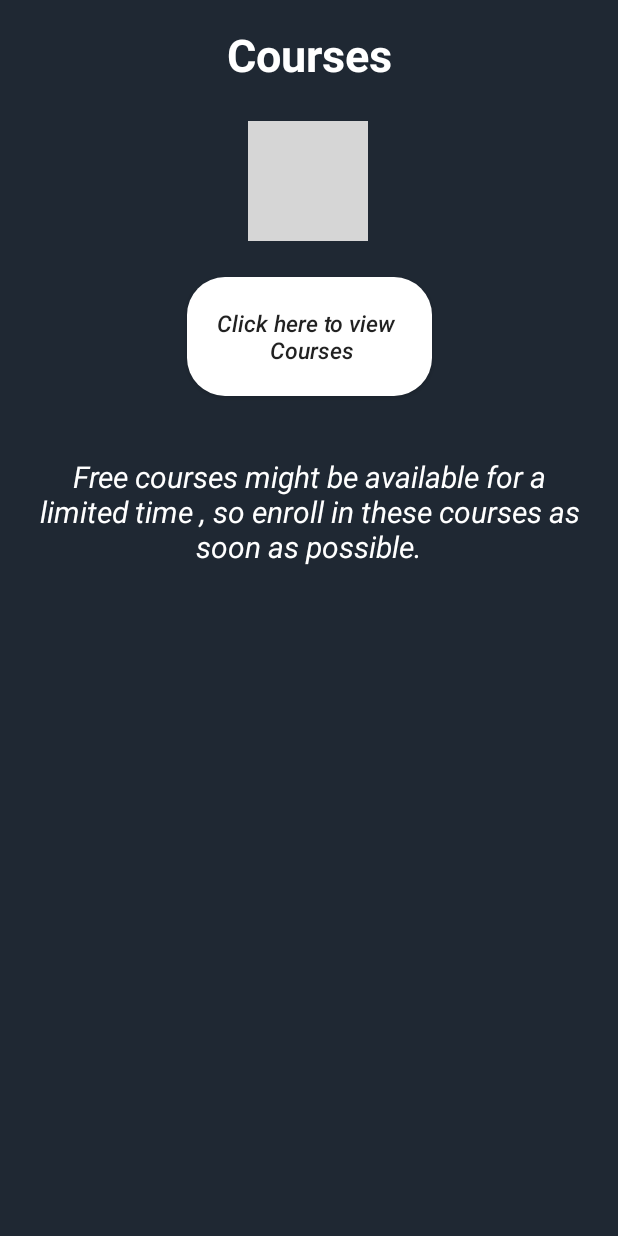
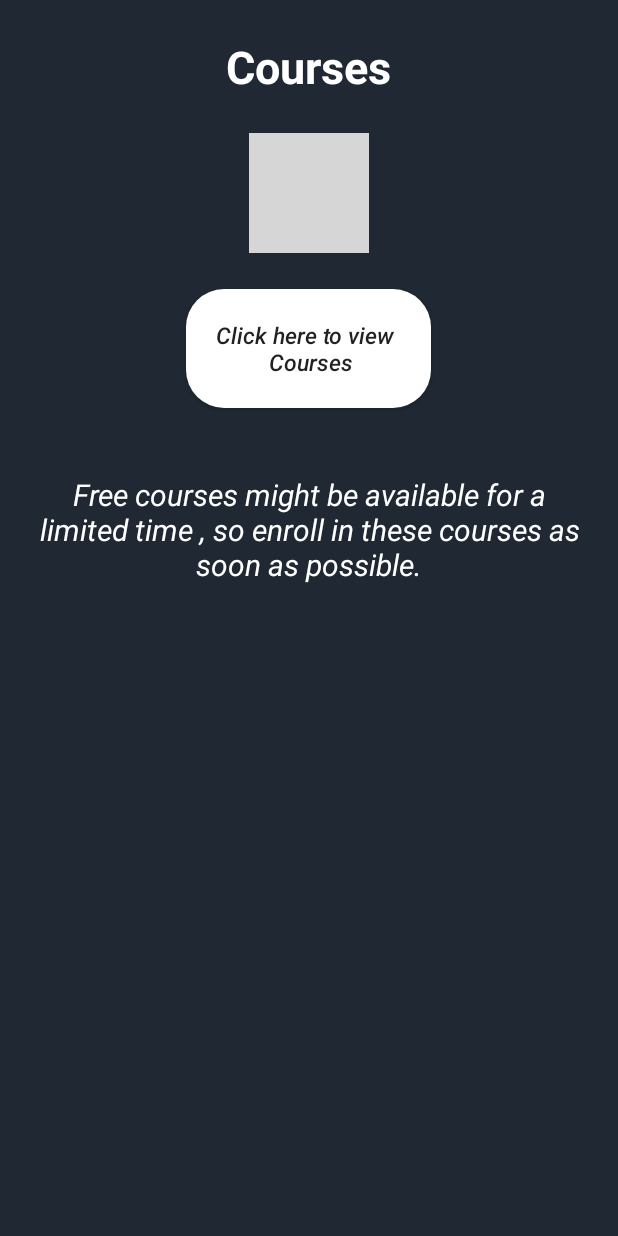
Before and after one commit to mohammed-azeemuddin/OU_Papers_Notes_Labs_and_Placements_App, an Android app: the CoursesMainActivity screen opened directly, with no data from a screen before it, on a phone screen of 412 x 824 dp. Run offline under Robolectric (Android 15) with nearby library versions, the phone set to English and light mode, and no system bars; our stand-ins replace AdMob; grey boxes are pictures that could not be loaded.

Commit message:
fixed xml files of courses and jobs

```diff
--- a/app/src/main/res/layout/activity_courses_main.xml
+++ b/app/src/main/res/layout/activity_courses_main.xml
@@ -1,5 +1,5 @@
 <?xml version="1.0" encoding="utf-8"?>
-<androidx.constraintlayout.widget.ConstraintLayout xmlns:android="http://schemas.android.com/apk/res/android"
+<RelativeLayout xmlns:android="http://schemas.android.com/apk/res/android"
     xmlns:app="http://schemas.android.com/apk/res-auto"
     xmlns:tools="http://schemas.android.com/tools"
     android:layout_width="match_parent"
@@ -8,53 +8,49 @@
     tools:context=".MainScreen.CoursesMainActivity">
 
     <TextView
+        android:id="@+id/title"
         android:layout_width="wrap_content"
         android:layout_height="wrap_content"
-        android:layout_marginTop="16dp"
-        android:id="@+id/title"
+        android:layout_centerHorizontal="true"
+        android:cursorVisible="true"
+        android:layout_marginTop="24dp"
         android:text="Courses"
         android:textColor="@color/white"
         android:textSize="30sp"
-        android:textStyle="bold"
-        app:layout_constraintEnd_toEndOf="parent"
-        app:layout_constraintStart_toStartOf="parent"
-        app:layout_constraintTop_toTopOf="parent"></TextView>
+        android:textStyle="bold"></TextView>
 
     <ImageView
         android:id="@+id/courses_hat"
+        android:layout_below="@id/title"
         android:layout_width="80dp"
         android:layout_height="80dp"
         android:layout_marginTop="24dp"
-        android:src="@drawable/free_paid_courses"
-        app:layout_constraintEnd_toEndOf="parent"
-        app:layout_constraintHorizontal_bias="0.498"
-        app:layout_constraintStart_toStartOf="parent"
-        app:layout_constraintTop_toBottomOf="@id/title" />
+        android:layout_centerHorizontal="true"
+        android:src="@drawable/free_paid_courses" />
 
     <Button
         android:id="@+id/click_here_btn"
         android:layout_width="wrap_content"
         android:layout_height="wrap_content"
         android:layout_marginTop="24dp"
+        android:layout_centerHorizontal="true"
+        android:layout_below="@id/courses_hat"
         android:text="Click here to view \n Courses"
         android:textSize="15dp"
         android:textAllCaps="false"
         android:textStyle="italic"
         android:background="@drawable/curved_style"
-        app:layout_constraintEnd_toEndOf="parent"
-        app:layout_constraintStart_toStartOf="parent"
-        app:layout_constraintTop_toBottomOf="@id/courses_hat" />
+        />
 
     <TextView
         android:padding="20dp"
         android:layout_width="wrap_content"
         android:layout_height="wrap_content"
+        android:layout_centerHorizontal="true"
+        android:layout_below="@id/click_here_btn"
         android:id="@+id/infoTextView"
-        app:layout_constraintTop_toBottomOf="@id/click_here_btn"
         android:textColor="@color/white"
-        app:layout_constraintEnd_toEndOf="parent"
-        app:layout_constraintStart_toStartOf="parent"
-        android:layout_marginTop="20dp"
+        android:layout_marginTop="24dp"
         android:textStyle="italic"
         android:textSize="20dp"
         android:text="Free courses might be available for a limited time , so enroll in these courses as soon as possible."
@@ -64,12 +60,12 @@
         android:id="@+id/adView3"
         android:layout_width="wrap_content"
         android:layout_height="wrap_content"
+        android:layout_alignParentBottom="true"
+        android:layout_centerHorizontal="true"
         android:layout_marginTop="266dp"
         app:adSize="BANNER"
         app:adUnitId="ca-app-pub-3530664673183420/9659518620"
-        app:layout_constraintBottom_toBottomOf="parent"
-        app:layout_constraintEnd_toEndOf="parent"
-        app:layout_constraintStart_toStartOf="parent"
-        app:layout_constraintTop_toBottomOf="@+id/infoTextView"></com.google.android.gms.ads.AdView>
+        >
+    </com.google.android.gms.ads.AdView>
 
-</androidx.constraintlayout.widget.ConstraintLayout>
+</RelativeLayout>
```
Also changed, not shown: app/src/main/res/layout/activity_jobs_and_internships_main.xml (+18 -25 lines).
